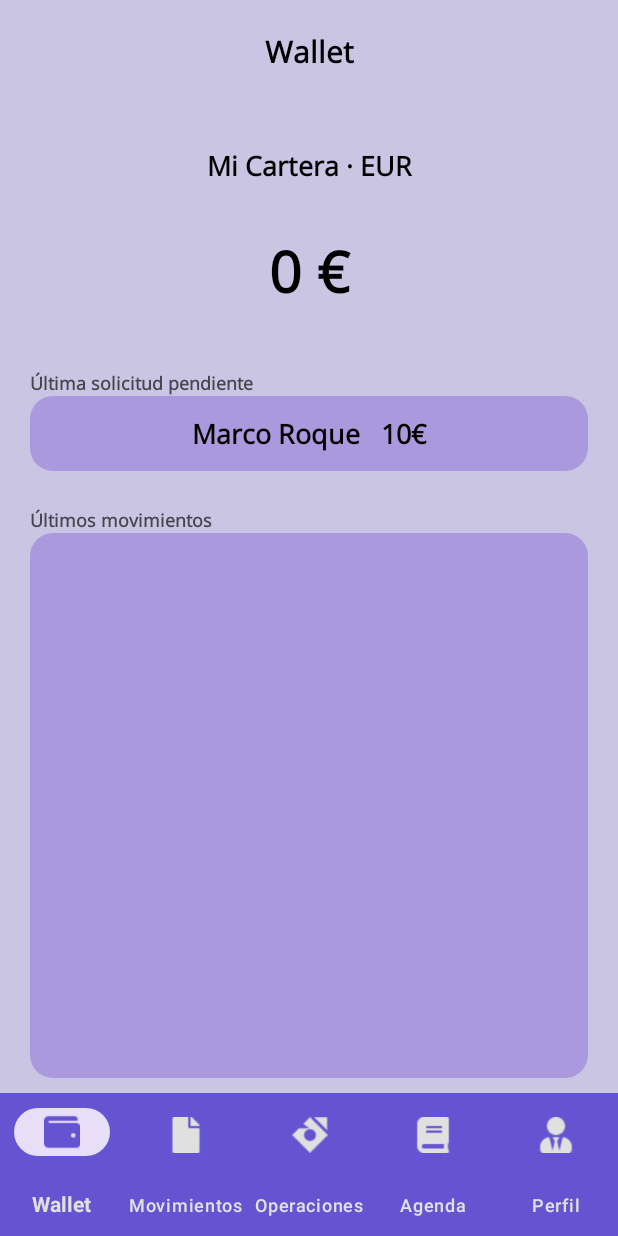
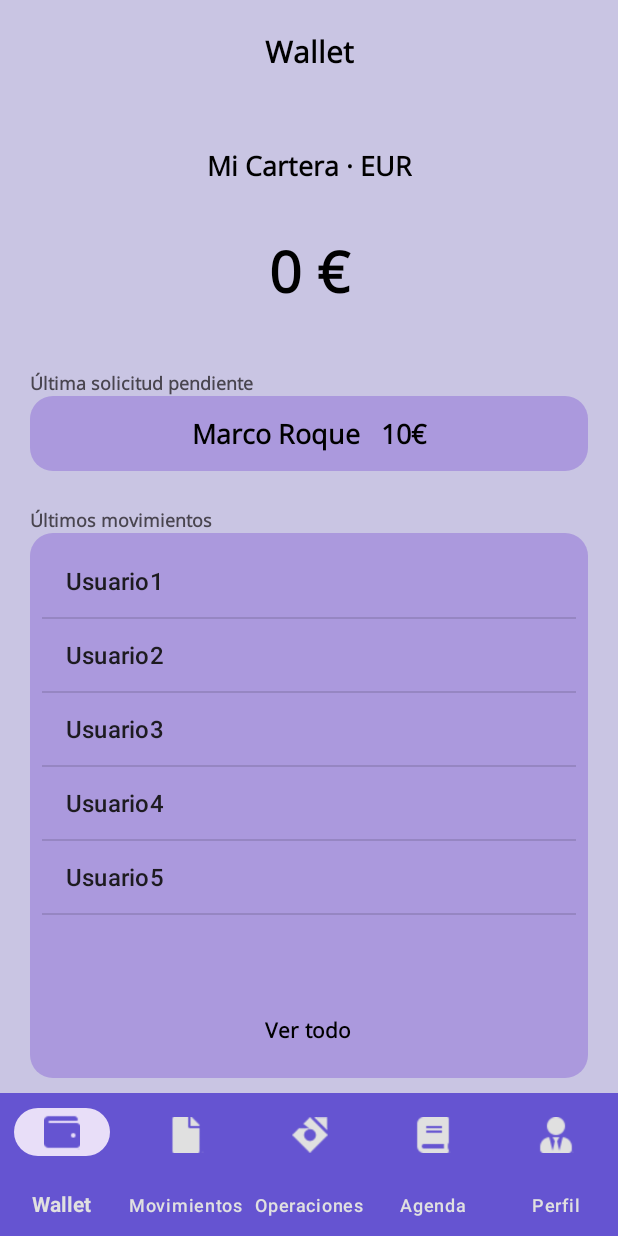
Before and after one commit to DavidMasset/FairPay, an Android app: the WalletFragment screen opened directly, with no data from a screen before it, on a phone screen of 412 x 824 dp. Run offline under Robolectric (Android 15) with nearby library versions, the phone set to English and light mode, and no system bars; our stand-ins replace navigation-ui.

Commit message:
Fragment Wallet con navegación

```diff
--- a/Java/app/src/main/java/es/ifp/fairpay/activities/InicioActivity.java
+++ b/Java/app/src/main/java/es/ifp/fairpay/activities/InicioActivity.java
@@ -10,7 +10,6 @@ import androidx.navigation.NavController;
 import androidx.navigation.fragment.NavHostFragment;
 import androidx.navigation.ui.NavigationUI;
 import com.google.android.material.bottomnavigation.BottomNavigationView;
-
 import es.ifp.fairpay.R;
 
 
--- a/Java/app/src/main/java/es/ifp/fairpay/fragments/WalletFragment.java
+++ b/Java/app/src/main/java/es/ifp/fairpay/fragments/WalletFragment.java
@@ -1,61 +1,35 @@
 package es.ifp.fairpay.fragments;
+
+
 
 import android.os.Bundle;
 
+import androidx.annotation.NonNull;
 import androidx.fragment.app.Fragment;
+import androidx.navigation.NavController;
+import androidx.navigation.Navigation;
+import androidx.navigation.fragment.NavHostFragment;
+import androidx.navigation.ui.NavigationUI;
 
 import android.view.LayoutInflater;
 import android.view.View;
 import android.view.ViewGroup;
+import android.widget.ArrayAdapter;
+import android.widget.Button;
+import android.widget.ListView;
+
+import com.google.android.material.bottomnavigation.BottomNavigationView;
+
+import java.util.ArrayList;
 
 import es.ifp.fairpay.R;
 
-/**
- * A simple {@link Fragment} subclass.
- * Use the {@link WalletFragment#newInstance} factory method to
- * create an instance of this fragment.
- */
 public class WalletFragment extends Fragment {
-
-    // TODO: Rename parameter arguments, choose names that match
-    // the fragment initialization parameters, e.g. ARG_ITEM_NUMBER
-    private static final String ARG_PARAM1 = "param1";
-    private static final String ARG_PARAM2 = "param2";
-
-    // TODO: Rename and change types of parameters
-    private String mParam1;
-    private String mParam2;
-
-    public WalletFragment() {
-        // Required empty public constructor
-    }
-
-    /**
-     * Use this factory method to create a new instance of
-     * this fragment using the provided parameters.
-     *
-     * @param param1 Parameter 1.
-     * @param param2 Parameter 2.
-     * @return A new instance of fragment WalletFragment.
-     */
-    // TODO: Rename and change types and number of parameters
-    public static WalletFragment newInstance(String param1, String param2) {
-        WalletFragment fragment = new WalletFragment();
-        Bundle args = new Bundle();
-        args.putString(ARG_PARAM1, param1);
-        args.putString(ARG_PARAM2, param2);
-        fragment.setArguments(args);
-        return fragment;
-    }
-
-    @Override
-    public void onCreate(Bundle savedInstanceState) {
-        super.onCreate(savedInstanceState);
-        if (getArguments() != null) {
-            mParam1 = getArguments().getString(ARG_PARAM1);
-            mParam2 = getArguments().getString(ARG_PARAM2);
-        }
-    }
+    NavController controladorNavegacion;
+    protected ListView lista;
+    protected ArrayList<String> listaArray = new ArrayList<String>();
+    protected ArrayAdapter<String> adaptador;
+    protected Button verMovimientos;
 
     @Override
     public View onCreateView(LayoutInflater inflater, ViewGroup container,
@@ -63,4 +37,37 @@ public class WalletFragment extends Fragment {
         // Inflate the layout for this fragment
         return inflater.inflate(R.layout.fragment_wallet, container, false);
     }
+
+    @Override
+    public void onViewCreated(@NonNull View view, Bundle savedInstanceState) {
+        super.onViewCreated(view, savedInstanceState);
+
+        //Instancia de los elementos
+        lista = view.findViewById(R.id.listView_movimientos_wallet);
+        verMovimientos = view.findViewById(R.id.boton_vertodo_wallet);
+        controladorNavegacion = Navigation.findNavController(view);
+
+        // Contenido de prueba, se carga desde BD
+        listaArray.clear();
+        listaArray.add("Usuario1");
+        listaArray.add("Usuario2");
+        listaArray.add("Usuario3");
+        listaArray.add("Usuario4");
+        listaArray.add("Usuario5");
+
+        adaptador = new ArrayAdapter<String>(getContext(),android.R.layout.simple_list_item_1 , listaArray);
+        lista.setAdapter(adaptador);
+
+        verMovimientos.setOnClickListener(new View.OnClickListener() {
+            @Override
+            public void onClick(View view) {
+                //controladorNavegacion.navigate(R.id.movimientosFragment, null);
+                BottomNavigationView bottomNav = getActivity().findViewById(R.id.bottom_nav);
+                bottomNav.setSelectedItemId(R.id.movimientosFragment);
+            }
+        });
+
+
+    }
+
 }
--- a/Java/app/src/main/res/layout/fragment_wallet.xml
+++ b/Java/app/src/main/res/layout/fragment_wallet.xml
@@ -104,6 +104,7 @@
         app:layout_constraintTop_toBottomOf="@+id/frame_solicitud_wallet" />
 
     <androidx.constraintlayout.widget.ConstraintLayout
+        android:id="@+id/clayout_movimientos_wallet"
         android:layout_width="0dp"
         android:layout_height="0dp"
         android:layout_marginBottom="85dp"
@@ -113,6 +114,40 @@
         app:layout_constraintStart_toStartOf="parent"
         app:layout_constraintTop_toBottomOf="@+id/text_movimientos_wallet">
 
+        <ListView
+            android:id="@+id/listView_movimientos_wallet"
+            android:layout_width="0dp"
+            android:layout_height="0dp"
+            android:layout_marginStart="8dp"
+            android:layout_marginTop="8dp"
+            android:layout_marginEnd="8dp"
+            android:dividerHeight="0dp"
+            android:fadeScrollbars="false"
+            android:fastScrollAlwaysVisible="false"
+            android:fastScrollEnabled="false"
+            android:footerDividersEnabled="false"
+            android:headerDividersEnabled="false"
+            android:isScrollContainer="false"
+            app:layout_constraintBottom_toTopOf="@+id/boton_vertodo_wallet"
+            app:layout_constraintEnd_toEndOf="parent"
+            app:layout_constraintStart_toStartOf="parent"
+            app:layout_constraintTop_toTopOf="parent" />
+
+        <Button
+            android:id="@+id/boton_vertodo_wallet"
+            android:layout_width="wrap_content"
+            android:layout_height="wrap_content"
+            android:layout_marginStart="140dp"
+            android:layout_marginEnd="141dp"
+            android:layout_marginBottom="8dp"
+            android:background="@color/transparente"
+            android:fontFamily="@font/open_sans"
+            android:text="@string/boton_movimientos"
+            android:textColor="@color/black"
+            android:textStyle="bold"
+            app:layout_constraintBottom_toBottomOf="parent"
+            app:layout_constraintEnd_toEndOf="parent"
+            app:layout_constraintStart_toStartOf="parent" />
     </androidx.constraintlayout.widget.ConstraintLayout>
 
 </androidx.constraintlayout.widget.ConstraintLayout>
--- a/Java/app/src/main/res/values/colors.xml
+++ b/Java/app/src/main/res/values/colors.xml
@@ -10,4 +10,5 @@
     <color name="boton_secundario">#8A7DE1</color>
     <color name="gris_oscuro">#4D5059</color>
     <color name="gris_claro">#E0E0E0</color>
+    <color name="transparente">#00FFFFFF</color>
 </resources>
--- a/Java/app/src/main/res/values/strings.xml
+++ b/Java/app/src/main/res/values/strings.xml
@@ -33,6 +33,7 @@
     <string name="divisa">Mi Cartera · EUR</string>
     <string name="solicitudes">Última solicitud pendiente</string>
     <string name="ultimos_movimientos">Últimos movimientos</string>
+    <string name="boton_movimientos">Ver todo</string>
 
     <!-- Strings varios -->
     <string name="registro_ok">Tu registro se ha completado\n¡Gracias!</string>
```
